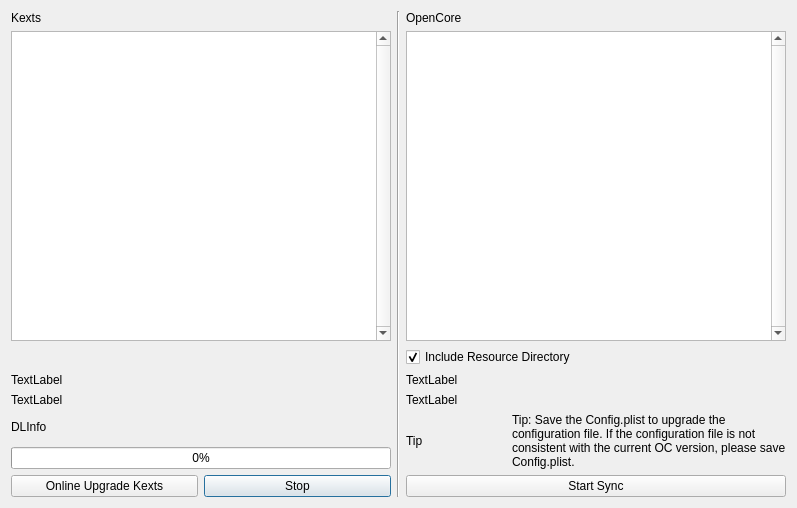
ic005k/OCAuxiliaryTools, file syncocdialog.ui: the form before one commit.
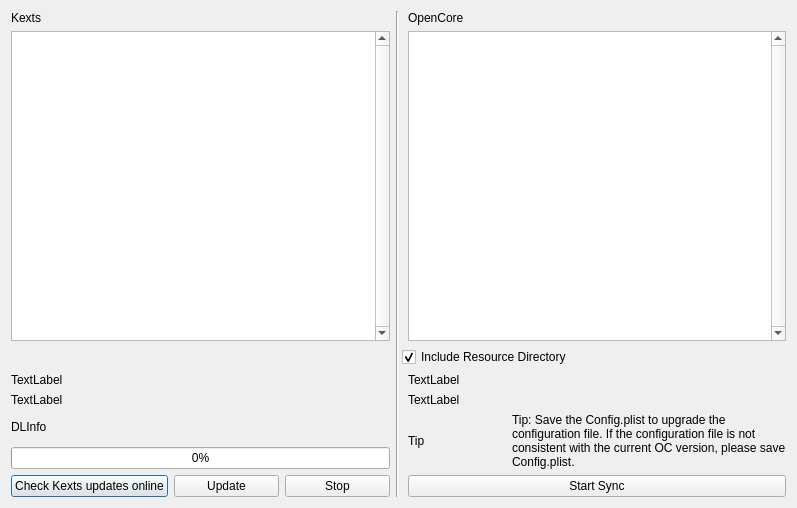
The form after the commit.

Diff of the .ui file:
```diff
--- a/syncocdialog.ui
+++ b/syncocdialog.ui
@@ -59,14 +59,14 @@
      </item>
     </layout>
    </item>
-   <item row="0" column="1" rowspan="5">
+   <item row="0" column="1" rowspan="5" colspan="2">
     <widget class="Line" name="line">
      <property name="orientation">
       <enum>Qt::Vertical</enum>
      </property>
     </widget>
    </item>
-   <item row="0" column="2">
+   <item row="0" column="3">
     <layout class="QGridLayout" name="gridLayout_8">
      <item row="1" column="0">
       <widget class="QListWidget" name="listTarget">
@@ -99,7 +99,7 @@
      </item>
     </layout>
    </item>
-   <item row="1" column="2">
+   <item row="1" column="2" colspan="2">
     <widget class="QCheckBox" name="chkIncludeResource">
      <property name="text">
       <string>Include Resource Directory</string>
@@ -112,31 +112,31 @@
    <item row="2" column="0">
     <layout class="QGridLayout" name="gridLayout_4">
      <item row="0" column="0">
-      <widget class="QLabel" name="lblSourceLastModi">
-       <property name="text">
-        <string>TextLabel</string>
-       </property>
-      </widget>
-     </item>
-     <item row="1" column="0">
       <widget class="QLabel" name="lblTargetLastModi">
        <property name="text">
         <string>TextLabel</string>
        </property>
       </widget>
      </item>
+     <item row="1" column="0">
+      <widget class="QLabel" name="lblSourceLastModi">
+       <property name="text">
+        <string>TextLabel</string>
+       </property>
+      </widget>
+     </item>
     </layout>
    </item>
-   <item row="2" column="2">
+   <item row="2" column="3">
     <layout class="QGridLayout" name="gridLayout_6">
-     <item row="2" column="0">
+     <item row="1" column="0">
       <widget class="QLabel" name="lblTargetLastModi_2">
        <property name="text">
         <string>TextLabel</string>
        </property>
       </widget>
      </item>
-     <item row="1" column="0">
+     <item row="2" column="0">
       <widget class="QLabel" name="lblSourceLastModi_2">
        <property name="text">
         <string>TextLabel</string>
@@ -175,7 +175,7 @@
      </item>
     </layout>
    </item>
-   <item row="3" column="2">
+   <item row="3" column="3">
     <layout class="QGridLayout" name="gridLayout">
      <item row="0" column="1">
       <widget class="QLabel" name="label_2">
@@ -198,23 +198,30 @@
    </item>
    <item row="4" column="0">
     <layout class="QGridLayout" name="gridLayout_2">
-     <item row="0" column="1">
+     <item row="0" column="0">
+      <widget class="QPushButton" name="btnUpKexts">
+       <property name="text">
+        <string>Check Kexts updates online</string>
+       </property>
+      </widget>
+     </item>
+     <item row="0" column="2">
       <widget class="QPushButton" name="btnStop">
        <property name="text">
         <string>Stop</string>
        </property>
       </widget>
      </item>
-     <item row="0" column="0">
-      <widget class="QPushButton" name="btnUpKexts">
+     <item row="0" column="1">
+      <widget class="QPushButton" name="btnUpdate">
        <property name="text">
-        <string>Online Upgrade Kexts</string>
+        <string>Update</string>
        </property>
       </widget>
      </item>
     </layout>
    </item>
-   <item row="4" column="2">
+   <item row="4" column="3">
     <layout class="QGridLayout" name="gridLayout_3">
      <item row="0" column="0">
       <widget class="QPushButton" name="btnStartSync">
```
